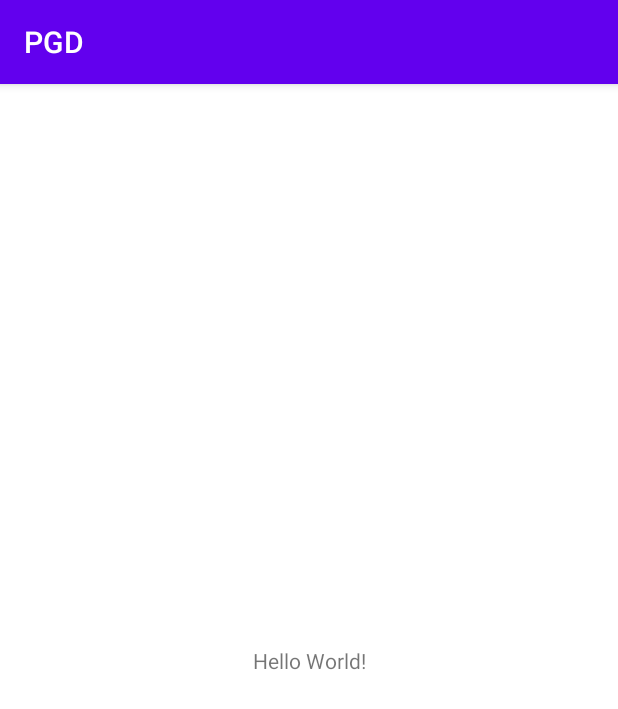
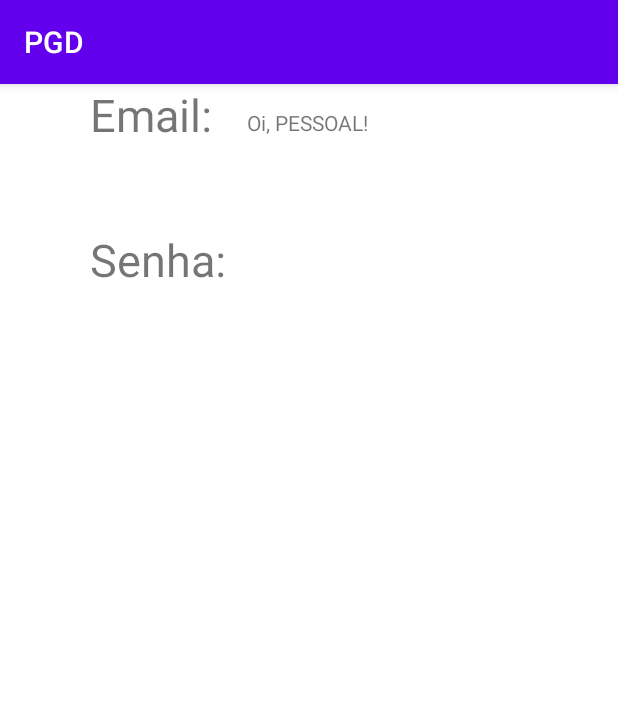
Before and after one commit to Patrickdias40/Desenvolvimento-mobile, an Android app: the screen it shows after launch (MainActivity), on a phone screen of 412 x 824 dp. Shown: the top 709 px of the screen. Run offline under Robolectric (Android 15) with nearby library versions, the phone set to English and light mode, and no system bars.

Commit message:
salvar 1

```diff
--- a/PGD2/app/src/main/res/layout/activity_main.xml
+++ b/PGD2/app/src/main/res/layout/activity_main.xml
@@ -7,12 +7,33 @@
     tools:context=".MainActivity">
 
     <TextView
+        android:id="@+id/textView"
+        android:layout_width="83dp"
+        android:layout_height="21dp"
+        android:layout_marginTop="16dp"
+        android:text="Oi, PESSOAL!"
+        app:layout_constraintEnd_toEndOf="parent"
+        app:layout_constraintStart_toStartOf="parent"
+        app:layout_constraintTop_toTopOf="parent" />
+
+    <TextView
+        android:id="@+id/textView9"
         android:layout_width="wrap_content"
         android:layout_height="wrap_content"
-        android:text="Hello World!"
-        app:layout_constraintBottom_toBottomOf="parent"
-        app:layout_constraintLeft_toLeftOf="parent"
-        app:layout_constraintRight_toRightOf="parent"
-        app:layout_constraintTop_toTopOf="parent" />
+        android:layout_marginStart="60dp"
+        android:text="Email:"
+        android:textSize="30dp"
+        app:layout_constraintStart_toStartOf="parent"
+        tools:layout_editor_absoluteY="108dp" />
+
+    <TextView
+        android:id="@+id/textView10"
+        android:layout_width="wrap_content"
+        android:layout_height="wrap_content"
+        android:layout_marginTop="56dp"
+        android:text="Senha:"
+        android:textSize="30dp"
+        app:layout_constraintStart_toStartOf="@+id/textView9"
+        app:layout_constraintTop_toBottomOf="@+id/textView9" />
 
 </androidx.constraintlayout.widget.ConstraintLayout>
```
